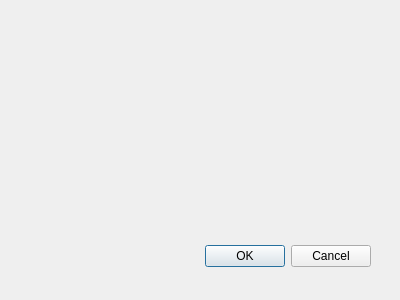
UCR-UAS/BISON-View, file client/what_s_this.ui: the form before one commit.
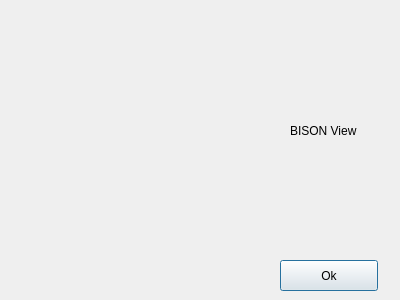
The form after the commit. Icons and pictures are not drawn.

What changed in the file:
```diff
--- a/client/what_s_this.ui
+++ b/client/what_s_this.ui
@@ -15,20 +15,46 @@
   <property name="windowTitle">
    <string>Dialog</string>
   </property>
-  <widget class="QDialogButtonBox" name="buttonBox">
+  <widget class="QPushButton" name="pushButton">
    <property name="geometry">
     <rect>
-     <x>30</x>
-     <y>240</y>
-     <width>341</width>
-     <height>32</height>
+     <x>280</x>
+     <y>260</y>
+     <width>98</width>
+     <height>31</height>
     </rect>
    </property>
-   <property name="orientation">
-    <enum>Qt::Horizontal</enum>
+   <property name="text">
+    <string>Ok</string>
    </property>
-   <property name="standardButtons">
-    <set>QDialogButtonBox::Cancel|QDialogButtonBox::Ok</set>
+  </widget>
+  <widget class="QLabel" name="label_nyan">
+   <property name="geometry">
+    <rect>
+     <x>20</x>
+     <y>20</y>
+     <width>251</width>
+     <height>241</height>
+    </rect>
+   </property>
+   <property name="text">
+    <string/>
+   </property>
+   <property name="pixmap">
+    <pixmap>../nyan.png</pixmap>
+   </property>
+  </widget>
+  <widget class="QLabel" name="label">
+   <property name="geometry">
+    <rect>
+     <x>290</x>
+     <y>20</y>
+     <width>91</width>
+     <height>221</height>
+    </rect>
+   </property>
+   <property name="text">
+    <string>BISON View</string>
    </property>
   </widget>
  </widget>
```
Left out of the diff: 42 changed lines with no effect on the pictures.
